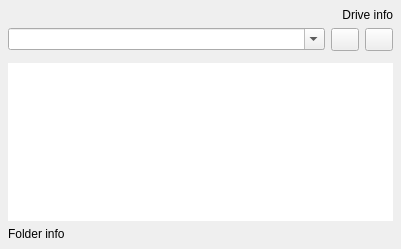
First picture: the form in qt-app/src/panel/cpanelwidget.ui, repository VioletGiraffe/file-commander, before the edit.
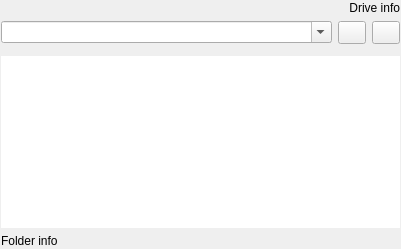
Second picture: the form after the edit. Custom widgets are drawn as their Qt base class.

What changed in the file:
```diff
--- a/qt-app/src/panel/cpanelwidget.ui
+++ b/qt-app/src/panel/cpanelwidget.ui
@@ -14,20 +14,17 @@
    <string/>
   </property>
   <layout class="QVBoxLayout" name="verticalLayout">
-   <property name="spacing">
-    <number>6</number>
-   </property>
    <property name="leftMargin">
-    <number>8</number>
+    <number>1</number>
    </property>
    <property name="topMargin">
-    <number>8</number>
+    <number>1</number>
    </property>
    <property name="rightMargin">
-    <number>8</number>
+    <number>1</number>
    </property>
    <property name="bottomMargin">
-    <number>8</number>
+    <number>1</number>
    </property>
    <item>
     <layout class="QHBoxLayout" name="driveRowLayout" stretch="1,0">
```
Left out of the diff: 6 changed lines with no effect on the pictures. Lines whose indentation alone changed are shown as unchanged.
